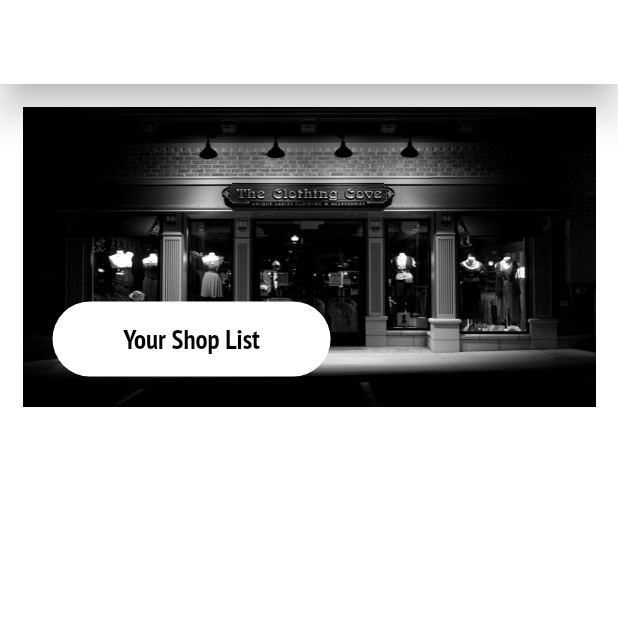
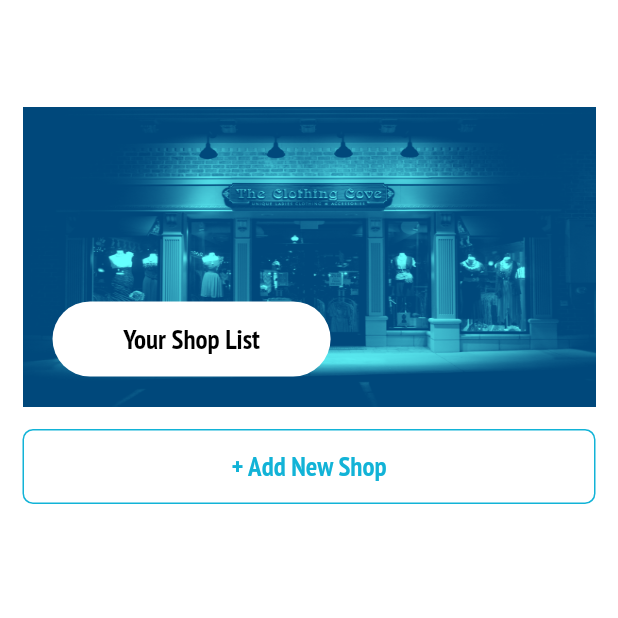
Before and after one commit to Neloy-SWE/Shop-Management, a Flutter app: the HomePage screen opened directly, on a phone screen of 412 x 824 dp, the top half of it. Run offline on Flutter 3.47's test engine with Material 2 defaults, Android fonts, the phone set to English and light mode, and no system bars; our stand-ins replace flutter_riverpod, shared_preferences; accounts and stored records are empty.

Commit message:
addButton added, home page working on

```diff
--- a/lib/components/custom_button.dart
+++ b/lib/components/custom_button.dart
@@ -17,7 +17,7 @@ class AllButton {
           enable ? null : onTap();
         },
         color: AllColors.primaryColor,
-        splashColor: Colors.black,
+        splashColor: enable ? AllColors.primaryColor : Colors.black,
         shape: const RoundedRectangleBorder(
           borderRadius: BorderRadius.all(
             Radius.circular(7),
@@ -32,4 +32,35 @@ class AllButton {
       ),
     );
   }
+
+  static addButton({
+    required BuildContext context,
+    required String btnText,
+    required Function onTap,
+  }) {
+    return SizedBox(
+      height: 50,
+      width: double.infinity,
+      child: MaterialButton(
+        onPressed: () {
+          onTap();
+        },
+        shape: const RoundedRectangleBorder(
+          borderRadius: BorderRadius.all(
+            Radius.circular(7),
+          ),
+          side: BorderSide(
+            color: AllColors.primaryColor,
+            width: 1,
+          ),
+        ),
+        child: Text(
+          btnText,
+          style: Theme.of(context).textTheme.headline3!.copyWith(
+                color: AllColors.primaryColor,
+              ),
+        ),
+      ),
+    );
+  }
 }
--- a/lib/screens/screen_homepage.dart
+++ b/lib/screens/screen_homepage.dart
@@ -1,7 +1,9 @@
 import 'package:flutter/material.dart';
+import 'package:shop_management/components/custom_button.dart';
 import 'package:shop_management/screens/authentication/screen_login.dart';
 import 'package:shop_management/utilities/all_text.dart';
 import 'package:shop_management/utilities/app_size.dart';
+import 'package:shop_management/utilities/colors.dart';
 import '../components/custom_dialogue.dart';
 import '../utilities/image_path.dart';
 
@@ -27,19 +29,23 @@ class _HomePageState extends State<HomePage> {
       child: Scaffold(
         appBar: AppBar(
           automaticallyImplyLeading: false,
-          elevation: 10,
         ),
         body: ListView(
           padding: MyPadding.appPadding,
           children: [
+            // header image
             Container(
               height: 200,
               width: double.infinity,
               padding: const EdgeInsets.all(20),
               alignment: Alignment.bottomLeft,
-              decoration: const BoxDecoration(
+              decoration: BoxDecoration(
                 image: DecorationImage(
-                  image: AssetImage(
+                  colorFilter: ColorFilter.mode(
+                    AllColors.primaryColor.withOpacity(0.7),
+                    BlendMode.hardLight,
+                  ),
+                  image: const AssetImage(
                     ImagePath.shop,
                   ),
                   fit: BoxFit.fill,
@@ -50,14 +56,27 @@ class _HomePageState extends State<HomePage> {
                 width: MediaQuery.of(context).size.width * .45,
                 alignment: Alignment.center,
                 decoration: const BoxDecoration(
-                    color: Colors.white,
-                    borderRadius: BorderRadius.all(
-                      Radius.circular(
-                        50,
-                      ),
-                    ),),
-                child: Text(AllTexts.yourShopList, textAlign: TextAlign.center, style: Theme.of(context).textTheme.bodyText2,),
+                  color: Colors.white,
+                  borderRadius: BorderRadius.all(
+                    Radius.circular(
+                      50,
+                    ),
+                  ),
+                ),
+                child: Text(
+                  AllTexts.yourShopList,
+                  textAlign: TextAlign.center,
+                  style: Theme.of(context).textTheme.bodyText2,
+                ),
               ),
+            ),
+            Gap.gapH15,
+
+            // shop add button
+            AllButton.addButton(
+              context: context,
+              btnText: AllTexts.addNewShop,
+              onTap: () {},
             ),
           ],
         ),
--- a/lib/utilities/all_text.dart
+++ b/lib/utilities/all_text.dart
@@ -41,4 +41,5 @@ class AllTexts {
   static const String exitApp = "Exit App";
   static const String exitAppSub = "Are you sure you want to exit app ?";
   static const String yourShopList = "Your Shop List";
+  static const String addNewShop = "+ Add New Shop";
 }
```
